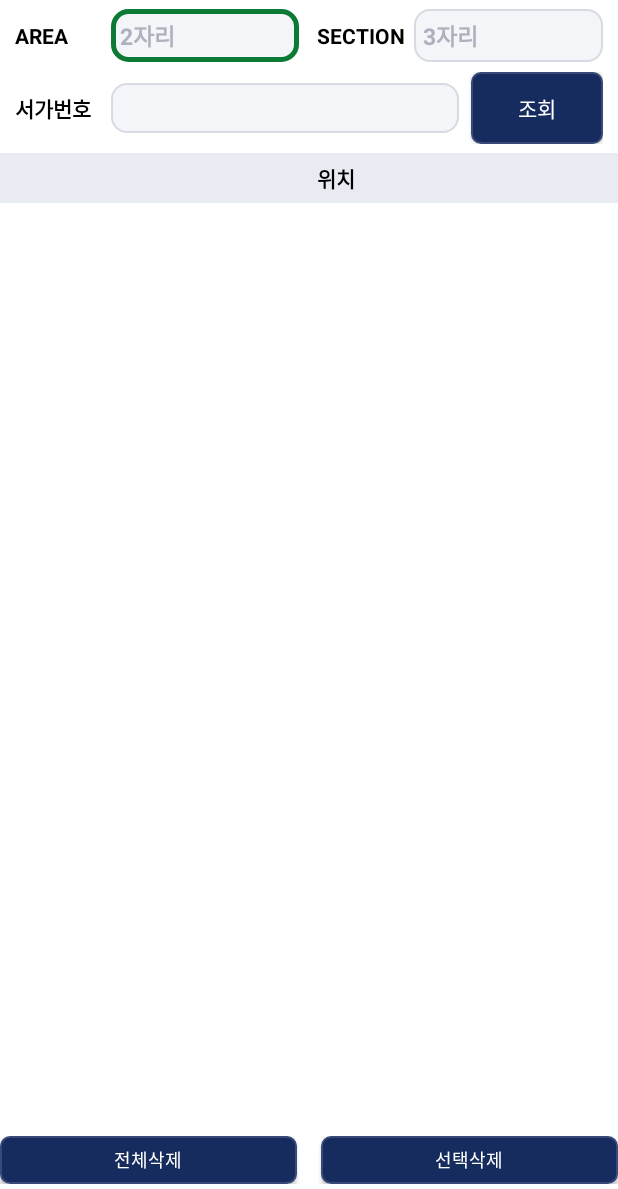
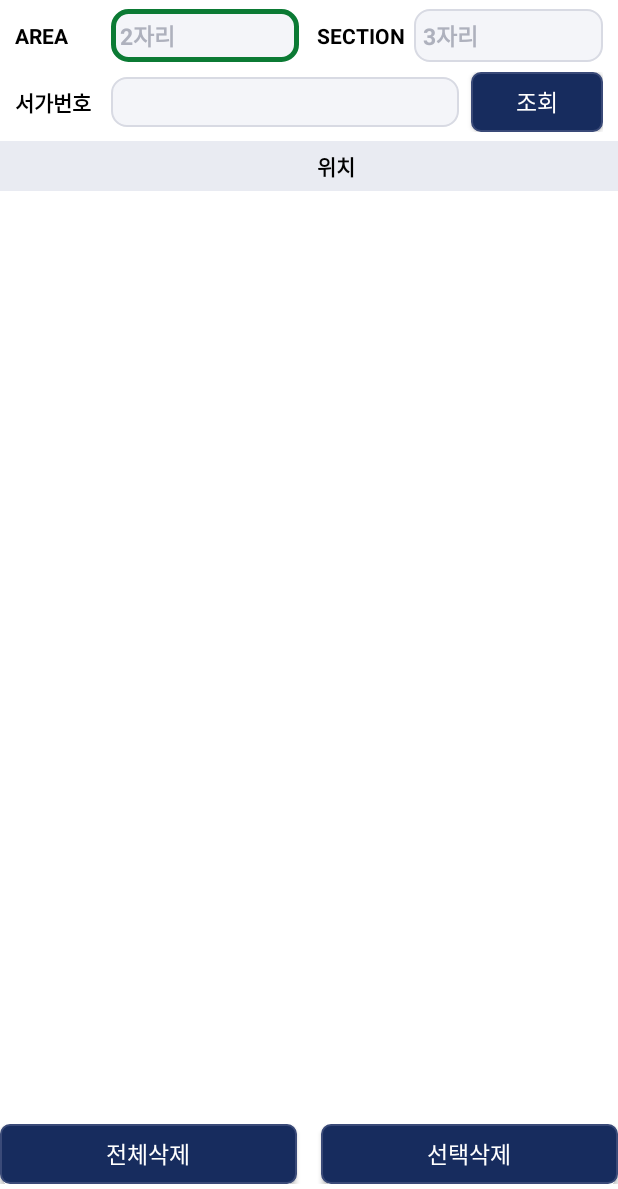
Before and after one commit to htcnams-lgtm/kointbook, an Android app: the DataQueryActivity screen opened directly, with no data from a screen before it, on a phone screen of 412 x 824 dp, the part 47-1236 px from its top. Run offline under Robolectric (Android 15) with nearby library versions, the phone set to English and light mode, and no system bars.

Commit message:
수신 화면 실사일자/시간 분리, 삭제 화면 빈 조회 전체삭제 방지·버튼 통일 (1.5.11)
Co-Authored-By: Claude Sonnet 5.5 <noreply@anthropic.com>
Claude-Session: https://claude.ai/code/session_01WtGo8nfGY5FnCXxweyo2V8

```diff
--- a/android_app/app/build.gradle
+++ b/android_app/app/build.gradle
@@ -19,8 +19,8 @@ android {
         applicationId "com.kointbook.app"
         minSdk 21
         targetSdk 34
-        versionCode 25
-        versionName "1.5.10"
+        versionCode 26
+        versionName "1.5.11"
     }
 
     // [2026-10-15] 빌드마다 서명이 달라 "서명이 달라 덮어쓸 수 없다" 팝업이 새 버전 첫 설치 때마다 뜨던 문제:
--- a/android_app/app/src/main/java/com/example/usbbridge/DataQueryActivity.kt
+++ b/android_app/app/src/main/java/com/example/usbbridge/DataQueryActivity.kt
@@ -190,7 +190,7 @@ class DataQueryActivity : BaseActivity() {
     private fun confirmDeleteAll() {
         val filtered = shownFiltered
         val targets = shownLocations
-        if (filtered && targets.isEmpty()) {
+        if (targets.isEmpty()) {
             Toast.makeText(this, "삭제할 위치가 없습니다.", Toast.LENGTH_SHORT).show()
             return
         }
--- a/android_app/app/src/main/res/layout/activity_data_query.xml
+++ b/android_app/app/src/main/res/layout/activity_data_query.xml
@@ -90,10 +90,14 @@
         <androidx.appcompat.widget.AppCompatButton
             android:id="@+id/btnQuery"
             android:layout_width="wrap_content"
-            android:layout_height="wrap_content"
+            android:layout_height="40dp"
+            android:minHeight="0dp"
+            android:paddingTop="0dp"
+            android:paddingBottom="0dp"
             android:background="@drawable/button_classic"
             android:elevation="2dp"
             android:textColor="#FFFFFF"
+            android:textSize="15sp"
             android:text="조회" />
     </LinearLayout>
 
@@ -135,7 +139,7 @@
             android:id="@+id/btnDeleteAll"
             android:layout_width="0dp"
             android:layout_weight="1"
-            android:layout_height="32dp"
+            android:layout_height="40dp"
             android:layout_marginEnd="16dp"
             android:minHeight="0dp"
             android:paddingTop="0dp"
@@ -143,21 +147,21 @@
             android:background="@drawable/button_classic"
             android:elevation="2dp"
             android:textColor="#FFFFFF"
-            android:textSize="12sp"
+            android:textSize="15sp"
             android:text="전체삭제" />
 
         <androidx.appcompat.widget.AppCompatButton
             android:id="@+id/btnDeleteSelected"
             android:layout_width="0dp"
             android:layout_weight="1"
-            android:layout_height="32dp"
+            android:layout_height="40dp"
             android:minHeight="0dp"
             android:paddingTop="0dp"
             android:paddingBottom="0dp"
             android:background="@drawable/button_classic"
             android:elevation="2dp"
             android:textColor="#FFFFFF"
-            android:textSize="12sp"
+            android:textSize="15sp"
             android:text="선택삭제" />
     </LinearLayout>
 
```
Also changed, not shown: 3 other files.
